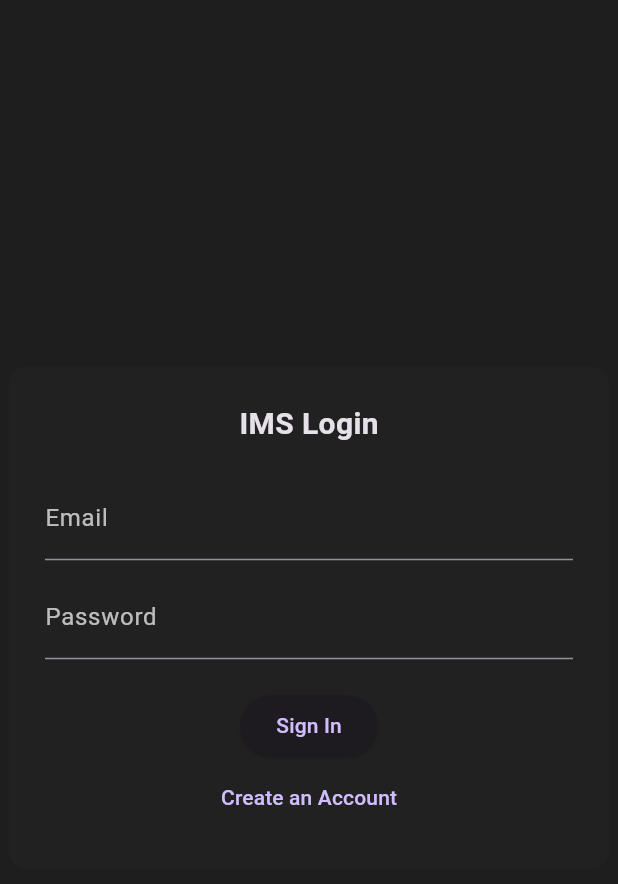
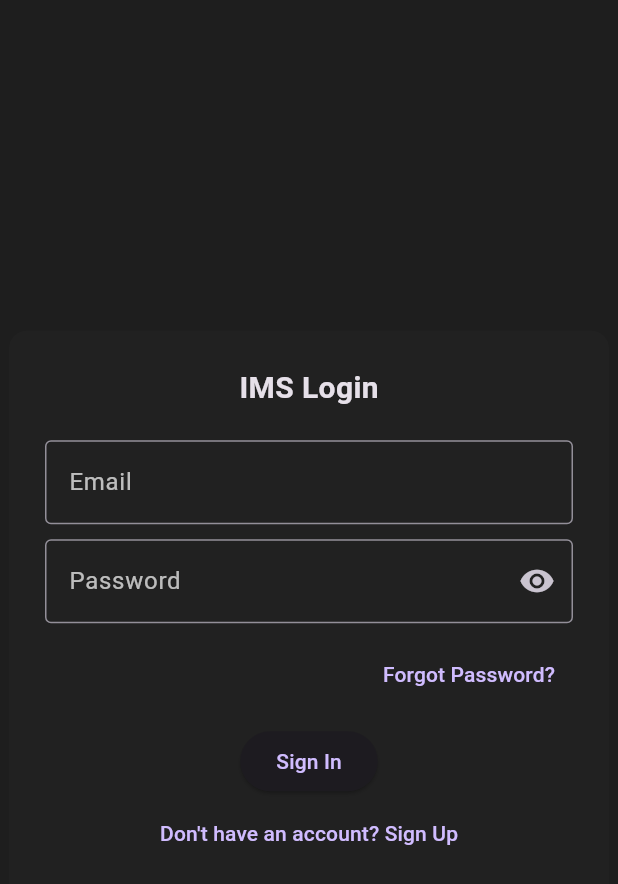
Before and after one commit to manoj1749/mpt_ims, a Flutter app: the screen it shows after launch, on a phone screen of 412 x 824 dp. Shown: the top 884 px of the screen. Run offline on Flutter 3.47's test engine with Material 3 defaults, Android fonts, the phone set to English and light mode, and no system bars; our stand-ins replace firebase_auth, firebase_core, flutter_riverpod, hive, hive_flutter; accounts and stored records are empty; statements that could not run were skipped.

Commit message:
login setup

```diff
--- a/lib/pages/login_page.dart
+++ b/lib/pages/login_page.dart
@@ -1,5 +1,3 @@
-// ignore_for_file: use_build_context_synchronously
-
 import 'package:firebase_auth/firebase_auth.dart';
 import 'package:flutter/material.dart';
 
@@ -17,43 +15,58 @@ class _LoginPageState extends State<LoginPage> {
   final TextEditingController passwordCtrl = TextEditingController();
   final FirebaseAuth _auth = FirebaseAuth.instance;
 
-  Future<void> signIn() async {
+  bool isLogin = true;
+  bool showPassword = false;
+  final _formKey = GlobalKey<FormState>();
+
+  void toggleMode() {
+    setState(() => isLogin = !isLogin);
+  }
+
+  Future<void> authenticate() async {
+    if (!_formKey.currentState!.validate()) return;
+
+    final email = emailCtrl.text.trim();
+    final password = passwordCtrl.text.trim();
+
     try {
-      await _auth.signInWithEmailAndPassword(
-        email: emailCtrl.text.trim(),
-        password: passwordCtrl.text.trim(),
-      );
+      if (isLogin) {
+        await _auth.signInWithEmailAndPassword(email: email, password: password);
         Navigator.pushReplacement(
           context,
           MaterialPageRoute(builder: (_) => const AppScaffold()),
         );
+      } else {
+        await _auth.createUserWithEmailAndPassword(email: email, password: password);
+        ScaffoldMessenger.of(context).showSnackBar(
+          const SnackBar(content: Text("Account created. Please login.")),
+        );
+        setState(() => isLogin = true);
+      }
     } catch (e) {
-      print(e.toString());
       ScaffoldMessenger.of(context).showSnackBar(
-        SnackBar(content: Text("Login Failed: ${e.toString()}")),
+        SnackBar(content: Text("${isLogin ? 'Login' : 'Signup'} Failed: ${e.toString()}")),
       );
     }
   }
 
-  Future<void> signUp() async {
-    if (!emailCtrl.text.contains('@') || passwordCtrl.text.length < 6) {
+  Future<void> resetPassword() async {
+    final email = emailCtrl.text.trim();
+    if (email.isEmpty || !email.contains('@')) {
       ScaffoldMessenger.of(context).showSnackBar(
-        const SnackBar(content: Text("Invalid email or weak password, password must be at least 6 characters.")),
+        const SnackBar(content: Text("Enter a valid email")),
       );
       return;
     }
+
     try {
-      await _auth.createUserWithEmailAndPassword(
-        email: emailCtrl.text.trim(),
-        password: passwordCtrl.text.trim(),
-      );
+      await _auth.sendPasswordResetEmail(email: email);
       ScaffoldMessenger.of(context).showSnackBar(
-        const SnackBar(content: Text("Account created. Please login.")),
+        const SnackBar(content: Text("Password reset email sent.")),
       );
     } catch (e) {
-      print(e.toString());
       ScaffoldMessenger.of(context).showSnackBar(
-        SnackBar(content: Text("Signup Failed: ${e.toString()}")),
+        SnackBar(content: Text("Error: ${e.toString()}")),
       );
     }
   }
@@ -70,42 +83,69 @@ class _LoginPageState extends State<LoginPage> {
             color: Colors.grey.shade900,
             borderRadius: BorderRadius.circular(12),
           ),
+          child: Form(
+            key: _formKey,
             child: Column(
               mainAxisSize: MainAxisSize.min,
               children: [
-              const Text(
-                "IMS Login",
-                style: TextStyle(fontSize: 20, fontWeight: FontWeight.bold),
+                Text(
+                  isLogin ? "IMS Login" : "Create Account",
+                  style: const TextStyle(fontSize: 20, fontWeight: FontWeight.bold),
                 ),
                 const SizedBox(height: 20),
-              TextField(
+                TextFormField(
                   controller: emailCtrl,
                   style: const TextStyle(color: Colors.white),
                   decoration: const InputDecoration(
                     labelText: "Email",
                     labelStyle: TextStyle(color: Colors.white70),
+                    border: OutlineInputBorder(),
+                  ),
+                  validator: (value) =>
+                      (value == null || !value.contains('@')) ? 'Enter a valid email' : null,
+                ),
+                const SizedBox(height: 10),
+                TextFormField(
+                  controller: passwordCtrl,
+                  obscureText: !showPassword,
+                  style: const TextStyle(color: Colors.white),
+                  decoration: InputDecoration(
+                    labelText: "Password",
+                    labelStyle: const TextStyle(color: Colors.white70),
+                    border: const OutlineInputBorder(),
+                    suffixIcon: IconButton(
+                      icon: Icon(showPassword ? Icons.visibility_off : Icons.visibility),
+                      onPressed: () => setState(() => showPassword = !showPassword),
+                    ),
+                  ),
+                  validator: (value) {
+                    if (value == null || value.isEmpty) return 'Enter password';
+                    if (!isLogin && value.length < 6) return 'Minimum 6 characters';
+                    return null;
+                  },
+                ),
+                const SizedBox(height: 10),
+                if (isLogin)
+                  Align(
+                    alignment: Alignment.centerRight,
+                    child: TextButton(
+                      onPressed: resetPassword,
+                      child: const Text("Forgot Password?"),
                     ),
                   ),
                 const SizedBox(height: 10),
-              TextField(
-                controller: passwordCtrl,
-                obscureText: true,
-                style: const TextStyle(color: Colors.white),
-                decoration: const InputDecoration(
-                  labelText: "Password",
-                  labelStyle: TextStyle(color: Colors.white70),
-                ),
-              ),
-              const SizedBox(height: 20),
                 ElevatedButton(
-                onPressed: signIn,
-                child: const Text("Sign In"),
+                  onPressed: authenticate,
+                  child: Text(isLogin ? "Sign In" : "Sign Up"),
                 ),
                 TextButton(
-                onPressed: signUp,
-                child: const Text("Create an Account"),
+                  onPressed: toggleMode,
+                  child: Text(isLogin
+                      ? "Don't have an account? Sign Up"
+                      : "Already have an account? Sign In"),
                 ),
               ],
+            ),
           ),
         ),
       ),
```
Lines whose indentation alone changed are shown as unchanged.
